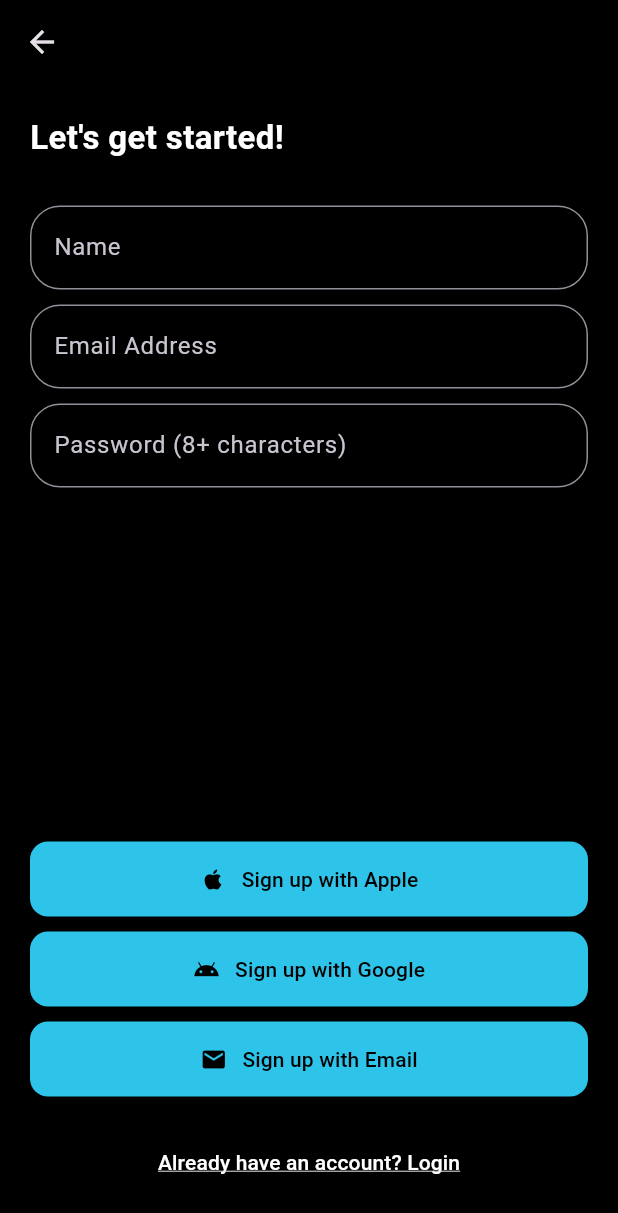
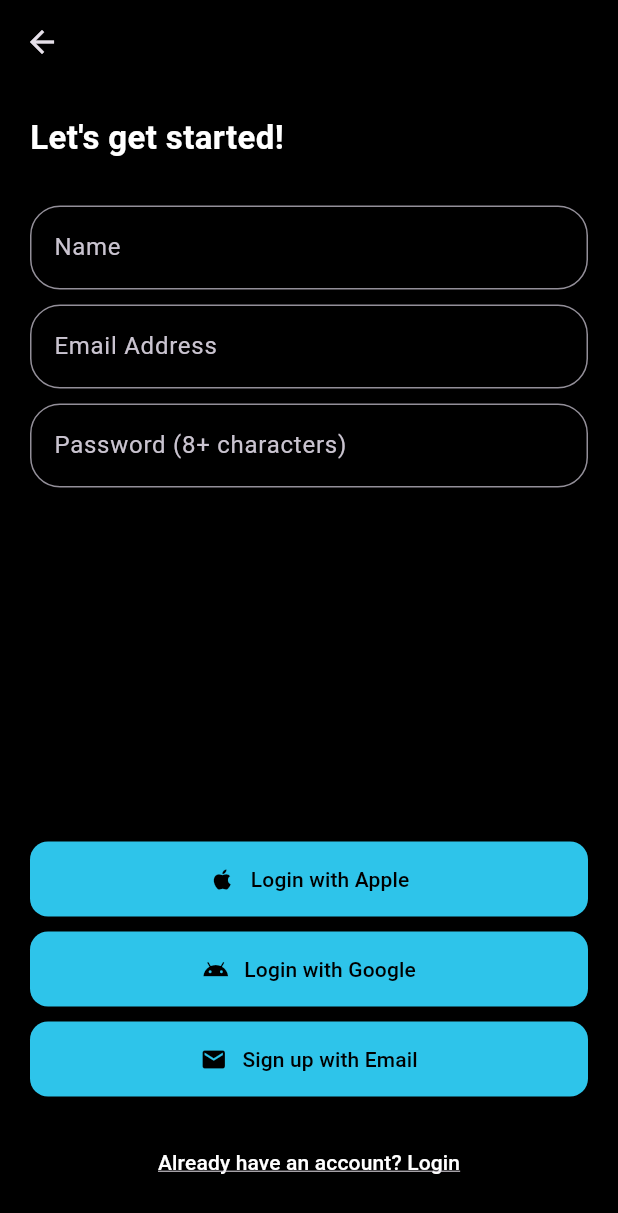
Before and after one commit to iupui-soic/exercise-behavior-change-app, a Flutter app: the SignupScreen screen opened directly, on a phone screen of 412 x 824 dp. Shown: the top 1213 px of the screen. Run offline on Flutter 3.47's test engine with Material 3 defaults, Android fonts, the phone set to English and light mode, and no system bars; our stand-ins replace carousel_slider, cloud_firestore, firebase_auth, firebase_core, google_sign_in, hive and 2 more; accounts and stored records are empty.

```diff
--- a/lib/screens/auth/login_screen.dart
+++ b/lib/screens/auth/login_screen.dart
@@ -24,7 +24,7 @@ class LoginScreen extends StatelessWidget {
                 Padding(
                   padding: const EdgeInsets.symmetric(horizontal: 10),
                   child: AppButton(
-                    text: 'Sign up with Apple',
+                    text: 'Login with Apple',
                     onPressed: () {
                       _handleSignUpWithApple(context);
                     },
@@ -35,7 +35,7 @@ class LoginScreen extends StatelessWidget {
                 Padding(
                   padding: const EdgeInsets.symmetric(horizontal: 10),
                   child: AppButton(
-                    text: 'Sign up with Google',
+                    text: 'Login with Google',
                     onPressed: () {
                       _handleSignUpWithGoogle(context);
                     },
--- a/lib/screens/auth/signup_screen.dart
+++ b/lib/screens/auth/signup_screen.dart
@@ -151,7 +151,7 @@ class _SignupScreenState extends State<SignupScreen> {
                           children: [
                             // Apple Sign In button
                             AppButton(
-                              text: 'Sign up with Apple',
+                              text: 'Login with Apple',
                               onPressed: () => _handleAppleSignIn(context),
                               isLoading: _isLoading,
                               leadingIcon: const Icon(Icons.apple, color: Colors.black),
@@ -162,7 +162,7 @@ class _SignupScreenState extends State<SignupScreen> {
 
                             // Google Sign In button
                             AppButton(
-                              text: 'Sign up with Google',
+                              text: 'Login with Google',
                               onPressed: () => _handleGoogleSignIn(context),
                               isLoading: _isLoading,
                               leadingIcon: const Icon(Icons.android, color: Colors.black),
```
